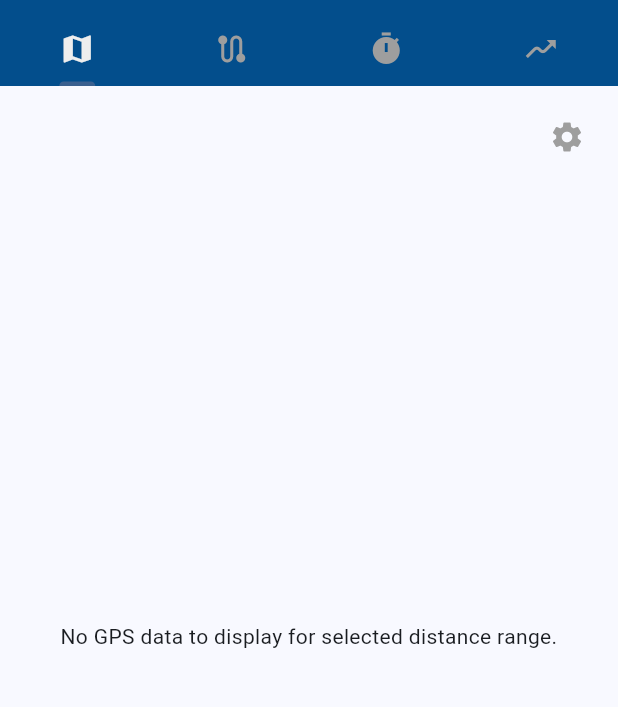
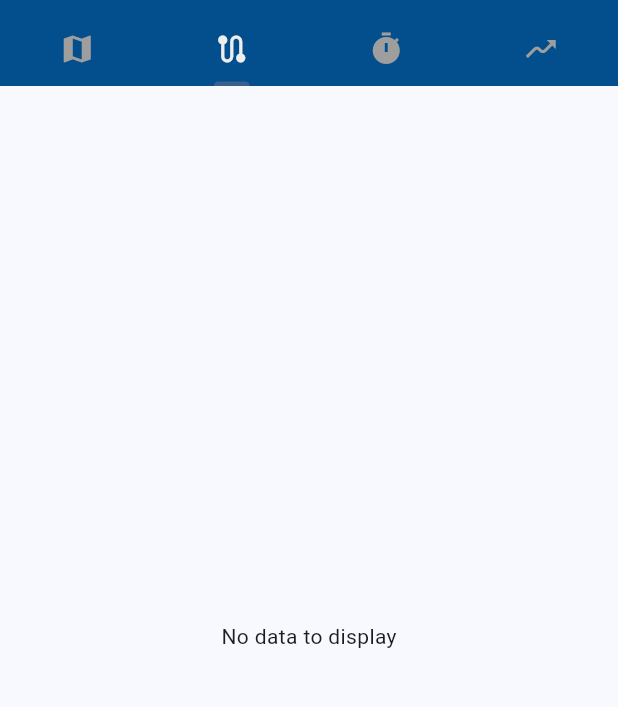
Before and after one commit to AMWen/pandaboat, a Flutter app: the LogVisualizationScreen screen opened directly with empty values, on a phone screen of 412 x 824 dp, the part 49-756 px from its top. Run offline on Flutter 3.47's test engine with Material 3 defaults, Android fonts, the phone set to English and light mode, and no system bars; our stand-ins replace csv, file_picker, flutter_map, geolocator, hive_flutter, latlong2 and 4 more; missing offline and left inert: geolocator_android, geolocator_apple; accounts and stored records are empty; statements that could not run were skipped.

Commit message:
fix navigation bugs and empty data chart errors

```diff
--- a/lib/screens/log_visualization_screen.dart
+++ b/lib/screens/log_visualization_screen.dart
@@ -201,6 +201,7 @@ class LogVisualizationScreenState extends State<LogVisualizationScreen> {
       },
       child: DefaultTabController(
         length: tabsList.length,
+        initialIndex: 1,
         child: Scaffold(
           appBar: AppBar(
             toolbarHeight: kToolbarHeight * 0.75,
--- a/lib/utils/line_chart.dart
+++ b/lib/utils/line_chart.dart
@@ -166,6 +166,11 @@ class _InteractiveLineChartState extends State<InteractiveLineChart> {
 
   @override
   Widget build(BuildContext context) {
+    // Handle empty data
+    if (widget.xData.isEmpty || widget.yData.isEmpty) {
+      return const Center(child: Text('No data to display'));
+    }
+
     final adjustedXData =
         _xOffset != null ? widget.xData.map((x) => x - _xOffset!).toList() : widget.xData;
     final adjustedYData =
@@ -174,14 +179,14 @@ class _InteractiveLineChartState extends State<InteractiveLineChart> {
         _y2Offset != null ? widget.yData2?.map((y2) => y2 - _y2Offset!).toList() : widget.yData2;
 
     final double minX = _minXOverride ?? 0;
-    final double maxX = _maxXOverride ?? adjustedXData.reduce(max);
+    final double maxX = _maxXOverride ?? (adjustedXData.isEmpty ? 0 : adjustedXData.reduce(max));
 
     final double minY = _minYOverride ?? 0;
-    final double maxY = _maxYOverride ?? adjustedYData.reduce(max);
+    final double maxY = _maxYOverride ?? (adjustedYData.isEmpty ? 0 : adjustedYData.reduce(max));
 
     final double minY2 = _minY2Override ?? 0;
     final double maxY2 =
-        _maxY2Override ?? (adjustedY2Data?.reduce(max) ?? 0) * 1.4; // scale so graphs don't overlap
+        _maxY2Override ?? ((adjustedY2Data == null || adjustedY2Data.isEmpty) ? 0 : adjustedY2Data.reduce(max)) * 1.4; // scale so graphs don't overlap
 
     final spots = List.generate(
       adjustedXData.length,
```
Also changed, not shown: lib/main.dart (+17 -6 lines), lib/tabs/log_tab.dart (+23 -9 lines).
